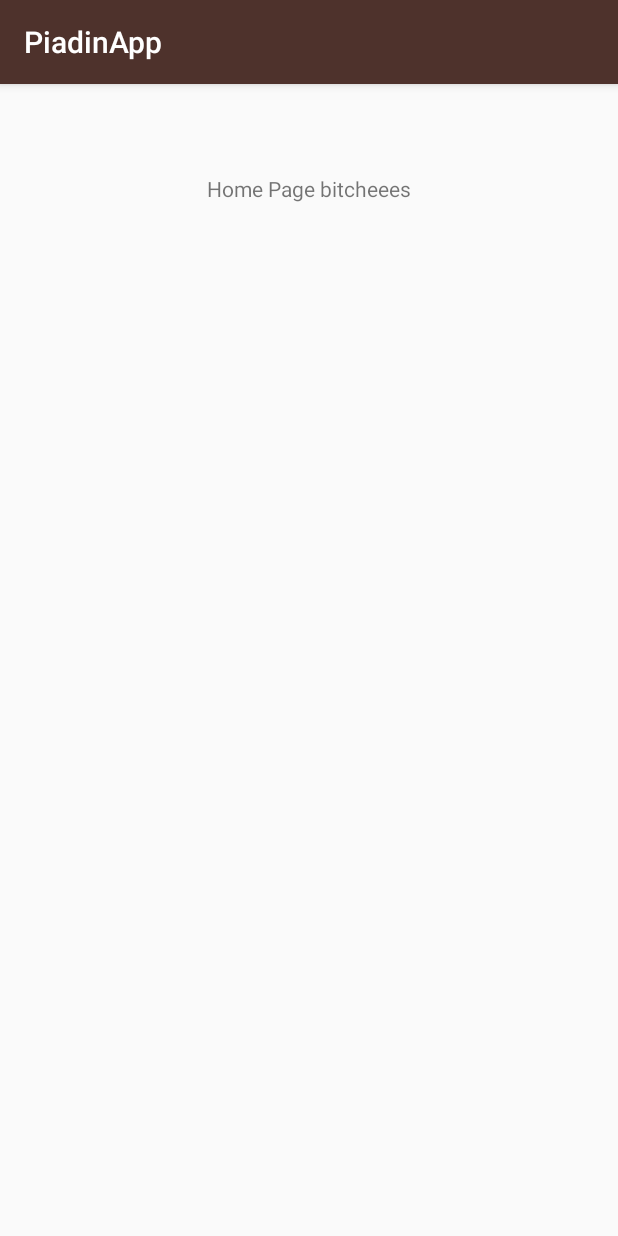
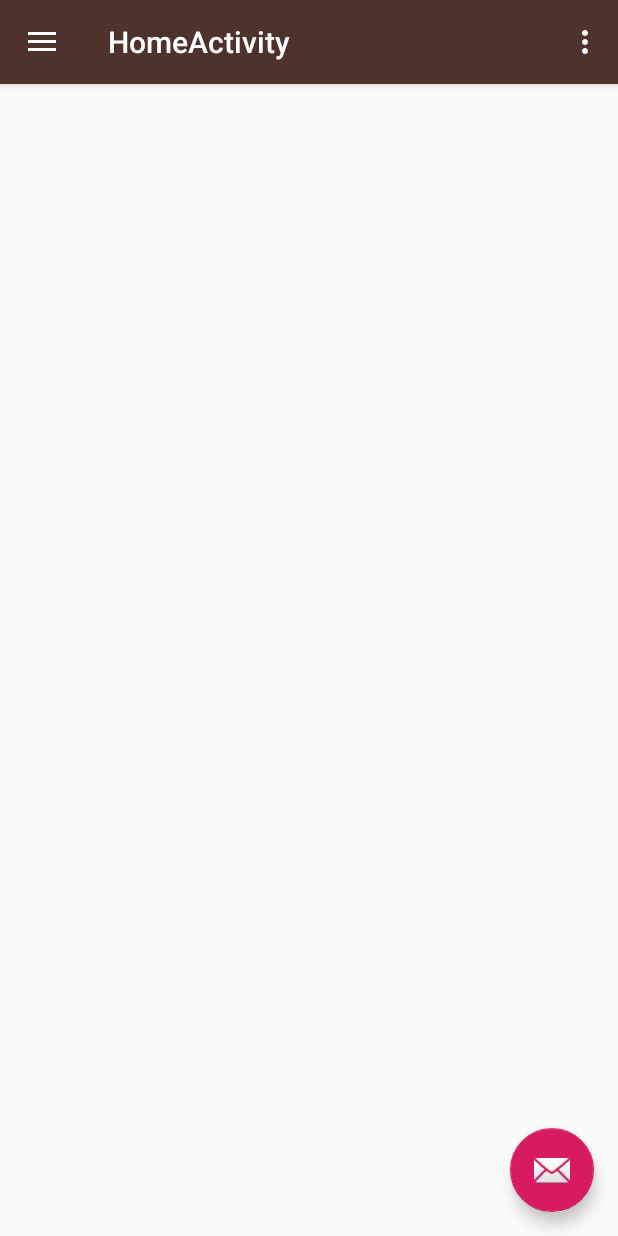
Before and after one commit to AlessandroCherubini/piadinApp, an Android app: the HomeActivity screen opened directly, with no data from a screen before it, on a phone screen of 412 x 824 dp. Run offline under Robolectric (Android 15) with nearby library versions, the phone set to English and light mode, and no system bars.

Commit message:
Creata HomeActivity

```diff
--- a/app/src/main/AndroidManifest.xml
+++ b/app/src/main/AndroidManifest.xml
@@ -33,7 +33,10 @@
                 android:name="android.support.PARENT_ACTIVITY"
                 android:value=".MainActivity" />
         </activity>
-        <activity android:name=".HomeActivity" />
+        <activity
+            android:name=".HomeActivity"
+            android:label="@string/title_activity_home"
+            android:theme="@style/AppTheme.NoActionBar"></activity>
     </application>
 
 </manifest>
--- a/app/src/main/java/com/example/ale/piadinapp/HomeActivity.java
+++ b/app/src/main/java/com/example/ale/piadinapp/HomeActivity.java
@@ -1,13 +1,101 @@
 package com.example.ale.piadinapp;
 
+import android.os.Bundle;
+import android.support.design.widget.FloatingActionButton;
+import android.support.design.widget.Snackbar;
+import android.view.View;
+import android.support.design.widget.NavigationView;
+import android.support.v4.view.GravityCompat;
+import android.support.v4.widget.DrawerLayout;
+import android.support.v7.app.ActionBarDrawerToggle;
 import android.support.v7.app.AppCompatActivity;
-import android.os.Bundle;
+import android.support.v7.widget.Toolbar;
+import android.view.Menu;
+import android.view.MenuItem;
 
-public class HomeActivity extends AppCompatActivity {
+public class HomeActivity extends AppCompatActivity
+        implements NavigationView.OnNavigationItemSelectedListener {
 
     @Override
     protected void onCreate(Bundle savedInstanceState) {
         super.onCreate(savedInstanceState);
         setContentView(R.layout.activity_home);
+        Toolbar toolbar = (Toolbar) findViewById(R.id.toolbar);
+        setSupportActionBar(toolbar);
+
+        FloatingActionButton fab = (FloatingActionButton) findViewById(R.id.fab);
+        fab.setOnClickListener(new View.OnClickListener() {
+            @Override
+            public void onClick(View view) {
+                Snackbar.make(view, "Replace with your own action", Snackbar.LENGTH_LONG)
+                        .setAction("Action", null).show();
+            }
+        });
+
+        DrawerLayout drawer = (DrawerLayout) findViewById(R.id.drawer_layout);
+        ActionBarDrawerToggle toggle = new ActionBarDrawerToggle(
+                this, drawer, toolbar, R.string.navigation_drawer_open, R.string.navigation_drawer_close);
+        drawer.addDrawerListener(toggle);
+        toggle.syncState();
+
+        NavigationView navigationView = (NavigationView) findViewById(R.id.nav_view);
+        navigationView.setNavigationItemSelectedListener(this);
+    }
+
+    @Override
+    public void onBackPressed() {
+        DrawerLayout drawer = (DrawerLayout) findViewById(R.id.drawer_layout);
+        if (drawer.isDrawerOpen(GravityCompat.START)) {
+            drawer.closeDrawer(GravityCompat.START);
+        } else {
+            super.onBackPressed();
+        }
+    }
+
+    @Override
+    public boolean onCreateOptionsMenu(Menu menu) {
+        // Inflate the menu; this adds items to the action bar if it is present.
+        getMenuInflater().inflate(R.menu.home, menu);
+        return true;
+    }
+
+    @Override
+    public boolean onOptionsItemSelected(MenuItem item) {
+        // Handle action bar item clicks here. The action bar will
+        // automatically handle clicks on the Home/Up button, so long
+        // as you specify a parent activity in AndroidManifest.xml.
+        int id = item.getItemId();
+
+        //noinspection SimplifiableIfStatement
+        if (id == R.id.action_settings) {
+            return true;
+        }
+
+        return super.onOptionsItemSelected(item);
+    }
+
+    @SuppressWarnings("StatementWithEmptyBody")
+    @Override
+    public boolean onNavigationItemSelected(MenuItem item) {
+        // Handle navigation view item clicks here.
+        int id = item.getItemId();
+
+        if (id == R.id.nav_camera) {
+            // Handle the camera action
+        } else if (id == R.id.nav_gallery) {
+
+        } else if (id == R.id.nav_slideshow) {
+
+        } else if (id == R.id.nav_manage) {
+
+        } else if (id == R.id.nav_share) {
+
+        } else if (id == R.id.nav_send) {
+
+        }
+
+        DrawerLayout drawer = (DrawerLayout) findViewById(R.id.drawer_layout);
+        drawer.closeDrawer(GravityCompat.START);
+        return true;
     }
 }
--- /dev/null
+++ b/app/src/main/res/drawable/ic_menu_camera.xml
@@ -0,0 +1,12 @@
+<vector xmlns:android="http://schemas.android.com/apk/res/android"
+    android:width="24dp"
+    android:height="24dp"
+    android:viewportHeight="24.0"
+    android:viewportWidth="24.0">
+    <path
+        android:fillColor="#FF000000"
+        android:pathData="M12,12m-3.2,0a3.2,3.2 0,1 1,6.4 0a3.2,3.2 0,1 1,-6.4 0" />
+    <path
+        android:fillColor="#FF000000"
+        android:pathData="M9,2L7.17,4H4c-1.1,0 -2,0.9 -2,2v12c0,1.1 0.9,2 2,2h16c1.1,0 2,-0.9 2,-2V6c0,-1.1 -0.9,-2 -2,-2h-3.17L15,2H9zm3,15c-2.76,0 -5,-2.24 -5,-5s2.24,-5 5,-5 5,2.24 5,5 -2.24,5 -5,5z" />
+</vector>
--- /dev/null
+++ b/app/src/main/res/drawable/ic_menu_gallery.xml
@@ -0,0 +1,9 @@
+<vector xmlns:android="http://schemas.android.com/apk/res/android"
+    android:width="24dp"
+    android:height="24dp"
+    android:viewportHeight="24.0"
+    android:viewportWidth="24.0">
+    <path
+        android:fillColor="#FF000000"
+        android:pathData="M22,16V4c0,-1.1 -0.9,-2 -2,-2H8c-1.1,0 -2,0.9 -2,2v12c0,1.1 0.9,2 2,2h12c1.1,0 2,-0.9 2,-2zm-11,-4l2.03,2.71L16,11l4,5H8l3,-4zM2,6v14c0,1.1 0.9,2 2,2h14v-2H4V6H2z" />
+</vector>
--- /dev/null
+++ b/app/src/main/res/drawable/ic_menu_manage.xml
@@ -0,0 +1,9 @@
+<vector xmlns:android="http://schemas.android.com/apk/res/android"
+    android:width="24dp"
+    android:height="24dp"
+    android:viewportHeight="24.0"
+    android:viewportWidth="24.0">
+    <path
+        android:fillColor="#FF000000"
+        android:pathData="M22.7,19l-9.1,-9.1c0.9,-2.3 0.4,-5 -1.5,-6.9 -2,-2 -5,-2.4 -7.4,-1.3L9,6 6,9 1.6,4.7C0.4,7.1 0.9,10.1 2.9,12.1c1.9,1.9 4.6,2.4 6.9,1.5l9.1,9.1c0.4,0.4 1,0.4 1.4,0l2.3,-2.3c0.5,-0.4 0.5,-1.1 0.1,-1.4z" />
+</vector>
--- /dev/null
+++ b/app/src/main/res/drawable/ic_menu_send.xml
@@ -0,0 +1,9 @@
+<vector xmlns:android="http://schemas.android.com/apk/res/android"
+    android:width="24dp"
+    android:height="24dp"
+    android:viewportHeight="24.0"
+    android:viewportWidth="24.0">
+    <path
+        android:fillColor="#FF000000"
+        android:pathData="M2.01,21L23,12 2.01,3 2,10l15,2 -15,2z" />
+</vector>
--- /dev/null
+++ b/app/src/main/res/drawable/ic_menu_share.xml
@@ -0,0 +1,9 @@
+<vector xmlns:android="http://schemas.android.com/apk/res/android"
+    android:width="24dp"
+    android:height="24dp"
+    android:viewportHeight="24.0"
+    android:viewportWidth="24.0">
+    <path
+        android:fillColor="#FF000000"
+        android:pathData="M18,16.08c-0.76,0 -1.44,0.3 -1.96,0.77L8.91,12.7c0.05,-0.23 0.09,-0.46 0.09,-0.7s-0.04,-0.47 -0.09,-0.7l7.05,-4.11c0.54,0.5 1.25,0.81 2.04,0.81 1.66,0 3,-1.34 3,-3s-1.34,-3 -3,-3 -3,1.34 -3,3c0,0.24 0.04,0.47 0.09,0.7L8.04,9.81C7.5,9.31 6.79,9 6,9c-1.66,0 -3,1.34 -3,3s1.34,3 3,3c0.79,0 1.5,-0.31 2.04,-0.81l7.12,4.16c-0.05,0.21 -0.08,0.43 -0.08,0.65 0,1.61 1.31,2.92 2.92,2.92 1.61,0 2.92,-1.31 2.92,-2.92s-1.31,-2.92 -2.92,-2.92z" />
+</vector>
--- /dev/null
+++ b/app/src/main/res/drawable/ic_menu_slideshow.xml
@@ -0,0 +1,9 @@
+<vector xmlns:android="http://schemas.android.com/apk/res/android"
+    android:width="24dp"
+    android:height="24dp"
+    android:viewportHeight="24.0"
+    android:viewportWidth="24.0">
+    <path
+        android:fillColor="#FF000000"
+        android:pathData="M4,6H2v14c0,1.1 0.9,2 2,2h14v-2H4V6zm16,-4H8c-1.1,0 -2,0.9 -2,2v12c0,1.1 0.9,2 2,2h12c1.1,0 2,-0.9 2,-2V4c0,-1.1 -0.9,-2 -2,-2zm-8,12.5v-9l6,4.5 -6,4.5z" />
+</vector>
--- a/app/src/main/res/layout/activity_home.xml
+++ b/app/src/main/res/layout/activity_home.xml
@@ -1,18 +1,25 @@
 <?xml version="1.0" encoding="utf-8"?>
-<android.support.constraint.ConstraintLayout xmlns:android="http://schemas.android.com/apk/res/android"
+<android.support.v4.widget.DrawerLayout xmlns:android="http://schemas.android.com/apk/res/android"
     xmlns:app="http://schemas.android.com/apk/res-auto"
     xmlns:tools="http://schemas.android.com/tools"
+    android:id="@+id/drawer_layout"
     android:layout_width="match_parent"
     android:layout_height="match_parent"
-    tools:context=".HomeActivity">
+    android:fitsSystemWindows="true"
+    tools:openDrawer="start">
 
-    <TextView
-        android:id="@+id/textView"
+    <include
+        layout="@layout/app_bar_home"
+        android:layout_width="match_parent"
+        android:layout_height="match_parent" />
+
+    <android.support.design.widget.NavigationView
+        android:id="@+id/nav_view"
         android:layout_width="wrap_content"
-        android:layout_height="wrap_content"
-        android:layout_marginTop="60dp"
-        android:text="Home Page bitcheees"
-        app:layout_constraintEnd_toEndOf="parent"
-        app:layout_constraintStart_toStartOf="parent"
-        app:layout_constraintTop_toTopOf="parent" />
-</android.support.constraint.ConstraintLayout>
+        android:layout_height="match_parent"
+        android:layout_gravity="start"
+        android:fitsSystemWindows="true"
+        app:headerLayout="@layout/nav_header_home"
+        app:menu="@menu/activity_home_drawer" />
+
+</android.support.v4.widget.DrawerLayout>
--- /dev/null
+++ b/app/src/main/res/layout/app_bar_home.xml
@@ -0,0 +1,33 @@
+<?xml version="1.0" encoding="utf-8"?>
+<android.support.design.widget.CoordinatorLayout xmlns:android="http://schemas.android.com/apk/res/android"
+    xmlns:app="http://schemas.android.com/apk/res-auto"
+    xmlns:tools="http://schemas.android.com/tools"
+    android:layout_width="match_parent"
+    android:layout_height="match_parent"
+    tools:context=".HomeActivity">
+
+    <android.support.design.widget.AppBarLayout
+        android:layout_width="match_parent"
+        android:layout_height="wrap_content"
+        android:theme="@style/AppTheme.AppBarOverlay">
+
+        <android.support.v7.widget.Toolbar
+            android:id="@+id/toolbar"
+            android:layout_width="match_parent"
+            android:layout_height="?attr/actionBarSize"
+            android:background="?attr/colorPrimary"
+            app:popupTheme="@style/AppTheme.PopupOverlay" />
+
+    </android.support.design.widget.AppBarLayout>
+
+    <include layout="@layout/content_home" />
+
+    <android.support.design.widget.FloatingActionButton
+        android:id="@+id/fab"
+        android:layout_width="wrap_content"
+        android:layout_height="wrap_content"
+        android:layout_gravity="bottom|end"
+        android:layout_margin="@dimen/fab_margin"
+        app:srcCompat="@android:drawable/ic_dialog_email" />
+
+</android.support.design.widget.CoordinatorLayout>
--- /dev/null
+++ b/app/src/main/res/layout/content_home.xml
@@ -0,0 +1,11 @@
+<?xml version="1.0" encoding="utf-8"?>
+<android.support.constraint.ConstraintLayout xmlns:android="http://schemas.android.com/apk/res/android"
+    xmlns:app="http://schemas.android.com/apk/res-auto"
+    xmlns:tools="http://schemas.android.com/tools"
+    android:layout_width="match_parent"
+    android:layout_height="match_parent"
+    app:layout_behavior="@string/appbar_scrolling_view_behavior"
+    tools:context=".HomeActivity"
+    tools:showIn="@layout/app_bar_home">
+
+</android.support.constraint.ConstraintLayout>
--- /dev/null
+++ b/app/src/main/res/menu/activity_home_drawer.xml
@@ -0,0 +1,38 @@
+<?xml version="1.0" encoding="utf-8"?>
+<menu xmlns:android="http://schemas.android.com/apk/res/android"
+    xmlns:tools="http://schemas.android.com/tools"
+    tools:showIn="navigation_view">
+
+    <group android:checkableBehavior="single">
+        <item
+            android:id="@+id/nav_camera"
+            android:icon="@drawable/ic_menu_camera"
+            android:title="Import" />
+        <item
+            android:id="@+id/nav_gallery"
+            android:icon="@drawable/ic_menu_gallery"
+            android:title="Gallery" />
+        <item
+            android:id="@+id/nav_slideshow"
+            android:icon="@drawable/ic_menu_slideshow"
+            android:title="Slideshow" />
+        <item
+            android:id="@+id/nav_manage"
+            android:icon="@drawable/ic_menu_manage"
+            android:title="Tools" />
+    </group>
+
+    <item android:title="Communicate">
+        <menu>
+            <item
+                android:id="@+id/nav_share"
+                android:icon="@drawable/ic_menu_share"
+                android:title="Share" />
+            <item
+                android:id="@+id/nav_send"
+                android:icon="@drawable/ic_menu_send"
+                android:title="Send" />
+        </menu>
+    </item>
+
+</menu>
--- /dev/null
+++ b/app/src/main/res/menu/home.xml
@@ -0,0 +1,9 @@
+<?xml version="1.0" encoding="utf-8"?>
+<menu xmlns:android="http://schemas.android.com/apk/res/android"
+    xmlns:app="http://schemas.android.com/apk/res-auto">
+    <item
+        android:id="@+id/action_settings"
+        android:orderInCategory="100"
+        android:title="@string/action_settings"
+        app:showAsAction="never" />
+</menu>
--- /dev/null
+++ b/app/src/main/res/values-v21/styles.xml
@@ -0,0 +1 @@
+<resources></resources>
--- a/app/src/main/res/values/dimens.xml
+++ b/app/src/main/res/values/dimens.xml
@@ -3,4 +3,6 @@
     <dimen name="activity_horizontal_margin">16dp</dimen>
     <dimen name="activity_vertical_margin">16dp</dimen>
     <dimen name="fab_margin">16dp</dimen>
+    <dimen name="nav_header_vertical_spacing">8dp</dimen>
+    <dimen name="nav_header_height">176dp</dimen>
 </resources>
--- a/app/src/main/res/values/strings.xml
+++ b/app/src/main/res/values/strings.xml
@@ -24,5 +24,12 @@
     <string name="no">No</string>
     <string name="updatingReport">Login effettuato con successo.</string>
     <string name="title_activity_http">HTTPActivity</string>
+    <string name="title_activity_home">HomeActivity</string>
+    <string name="navigation_drawer_open">Open navigation drawer</string>
+    <string name="navigation_drawer_close">Close navigation drawer</string>
+    <string name="nav_header_title">Android Studio</string>
+    <string name="nav_header_subtitle">android.studio@android.com</string>
+    <string name="nav_header_desc">Navigation header</string>
+    <string name="action_settings">Settings</string>
 
 </resources>
```
Also changed, not shown: app/src/main/res/drawable/side_nav_bar.xml (added, +9 -0 lines), app/src/main/res/layout/nav_header_home.xml (added, +36 -0 lines), 1128 other files.
